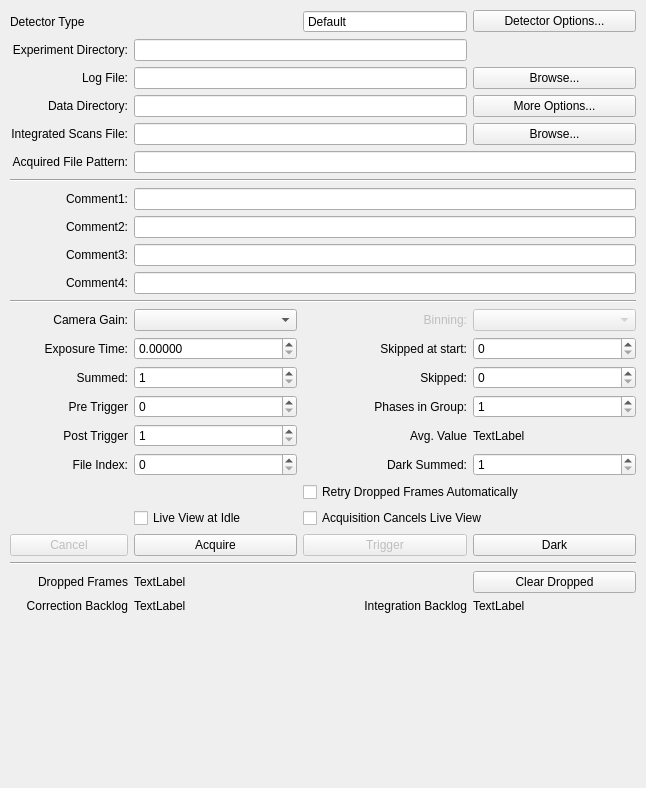
Old version of the form source/qxrdacquisitiondialog.ui in the repository guyjennings/qxrd.
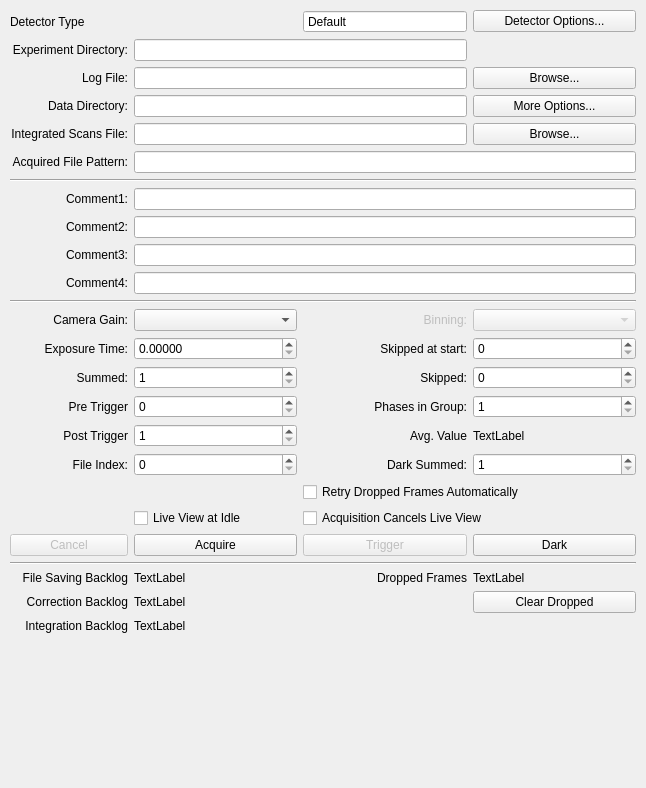
New version of the form. Icons and pictures are not drawn. Custom widgets are drawn as their Qt base class.

Commit message: Updated file saver to track the number of outstanding save requests Added UI for outstanding save requests Tidied up acquisition output

Patch:
```diff
--- a/source/qxrdacquisitiondialog.ui
+++ b/source/qxrdacquisitiondialog.ui
@@ -151,16 +151,6 @@
           </property>
          </widget>
         </item>
-        <item row="24" column="2">
-         <widget class="QLabel" name="label_26">
-          <property name="text">
-           <string>Integration Backlog</string>
-          </property>
-          <property name="alignment">
-           <set>Qt::AlignRight|Qt::AlignTrailing|Qt::AlignVCenter</set>
-          </property>
-         </widget>
-        </item>
         <item row="5" column="3">
          <widget class="QPushButton" name="m_BrowseScanFileButton">
           <property name="toolTip">
@@ -171,7 +161,7 @@
           </property>
          </widget>
         </item>
-        <item row="25" column="0" colspan="4">
+        <item row="26" column="0" colspan="4">
          <spacer name="verticalSpacer">
           <property name="orientation">
            <enum>Qt::Vertical</enum>
@@ -790,26 +780,6 @@
           </property>
          </widget>
         </item>
-        <item row="24" column="3">
-         <widget class="QLabel" name="m_IntegrationBacklog">
-          <property name="toolTip">
-           <string>Number of frames still to be integrated</string>
-          </property>
-          <property name="text">
-           <string>TextLabel</string>
-          </property>
-         </widget>
-        </item>
-        <item row="23" column="1">
-         <widget class="QLabel" name="m_DroppedFrames">
-          <property name="toolTip">
-           <string>Count of dropped frames</string>
-          </property>
-          <property name="text">
-           <string>TextLabel</string>
-          </property>
-         </widget>
-        </item>
         <item row="11" column="0">
          <widget class="QLabel" name="label_15">
           <property name="text">
@@ -892,35 +862,6 @@
           </property>
          </widget>
         </item>
-        <item row="23" column="3">
-         <widget class="QPushButton" name="m_ClearDroppedButton">
-          <property name="enabled">
-           <bool>true</bool>
-          </property>
-          <property name="sizePolicy">
-           <sizepolicy hsizetype="Preferred" vsizetype="Fixed">
-            <horstretch>1</horstretch>
-            <verstretch>0</verstretch>
-           </sizepolicy>
-          </property>
-          <property name="toolTip">
-           <string>Clear dropped frames counter</string>
-          </property>
-          <property name="text">
-           <string>Clear Dropped</string>
-          </property>
-         </widget>
-        </item>
-        <item row="23" column="0">
-         <widget class="QLabel" name="label_23">
-          <property name="text">
-           <string>Dropped Frames</string>
-          </property>
-          <property name="alignment">
-           <set>Qt::AlignRight|Qt::AlignTrailing|Qt::AlignVCenter</set>
-          </property>
-         </widget>
-        </item>
         <item row="10" column="1" colspan="3">
          <widget class="QLineEdit" name="m_UserComment3">
           <property name="sizePolicy">
@@ -959,6 +900,85 @@
           </property>
          </widget>
         </item>
+        <item row="23" column="2">
+         <widget class="QLabel" name="label_23">
+          <property name="text">
+           <string>Dropped Frames</string>
+          </property>
+          <property name="alignment">
+           <set>Qt::AlignRight|Qt::AlignTrailing|Qt::AlignVCenter</set>
+          </property>
+         </widget>
+        </item>
+        <item row="24" column="3">
+         <widget class="QPushButton" name="m_ClearDroppedButton">
+          <property name="enabled">
+           <bool>true</bool>
+          </property>
+          <property name="sizePolicy">
+           <sizepolicy hsizetype="Preferred" vsizetype="Fixed">
+            <horstretch>1</horstretch>
+            <verstretch>0</verstretch>
+           </sizepolicy>
+          </property>
+          <property name="toolTip">
+           <string>Clear dropped frames counter</string>
+          </property>
+          <property name="text">
+           <string>Clear Dropped</string>
+          </property>
+         </widget>
+        </item>
+        <item row="23" column="3">
+         <widget class="QLabel" name="m_DroppedFrames">
+          <property name="toolTip">
+           <string>Count of dropped frames</string>
+          </property>
+          <property name="text">
+           <string>TextLabel</string>
+          </property>
+         </widget>
+        </item>
+        <item row="25" column="0">
+         <widget class="QLabel" name="label_26">
+          <property name="text">
+           <string>Integration Backlog</string>
+          </property>
+          <property name="alignment">
+           <set>Qt::AlignRight|Qt::AlignTrailing|Qt::AlignVCenter</set>
+          </property>
+         </widget>
+        </item>
+        <item row="23" column="0">
+         <widget class="QLabel" name="label_28">
+          <property name="text">
+           <string>File Saving Backlog</string>
+          </property>
+          <property name="alignment">
+           <set>Qt::AlignRight|Qt::AlignTrailing|Qt::AlignVCenter</set>
+          </property>
+         </widget>
+        </item>
+        <item row="23" column="1">
+         <widget class="QLabel" name="m_SaverBacklog">
+          <property name="toolTip">
+           <string>Number of frames still to be corrected</string>
+          </property>
+          <property name="text">
+           <string>TextLabel</string>
+          </property>
+         </widget>
+        </item>
+        <item row="25" column="1">
+         <widget class="QLabel" name="m_IntegrationBacklog">
+          <property name="toolTip">
+           <string>Number of frames still to be integrated</string>
+          </property>
+          <property name="text">
+           <string>TextLabel</string>
+          </property>
+         </widget>
+        </item>
        </layout>
       </widget>
       <widget class="QWidget" name="m_WatcherPage"/>
```
The commit also changes 6 other files.
